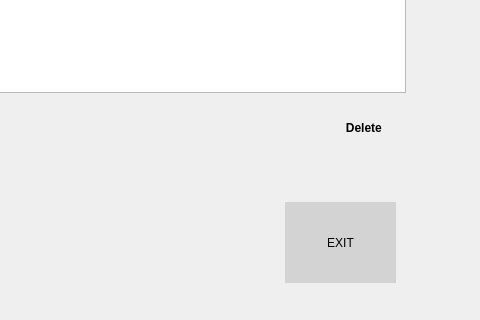
First picture: the form in uis/purchase_proforma_form.ui, repository andrei219/euromedia, before the edit; both pictures show x 715 to 1195 and y 558 to 878 of the 1195 by 878 pixel window.
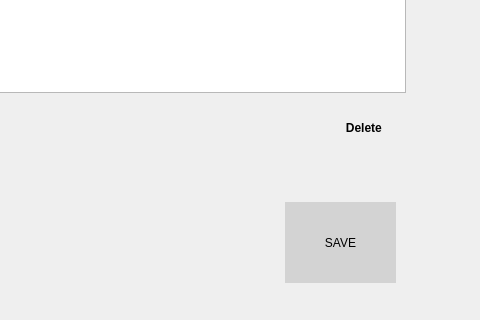
Second picture: the form after the edit. Icons and pictures are not drawn.

```diff
--- a/uis/purchase_proforma_form.ui
+++ b/uis/purchase_proforma_form.ui
@@ -98,7 +98,7 @@
     <string notr="true">background:lightgray; </string>
    </property>
    <property name="text">
-    <string>EXIT</string>
+    <string>SAVE</string>
    </property>
    <property name="icon">
     <iconset resource="../app/icons.qrc">
```
Left out of the diff: 2 changed lines with no effect on the pictures.
